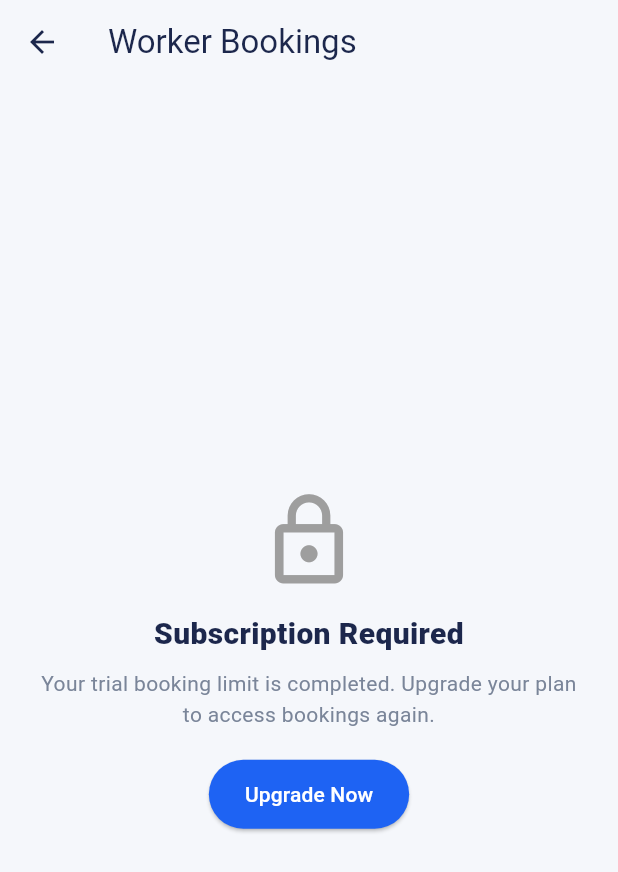
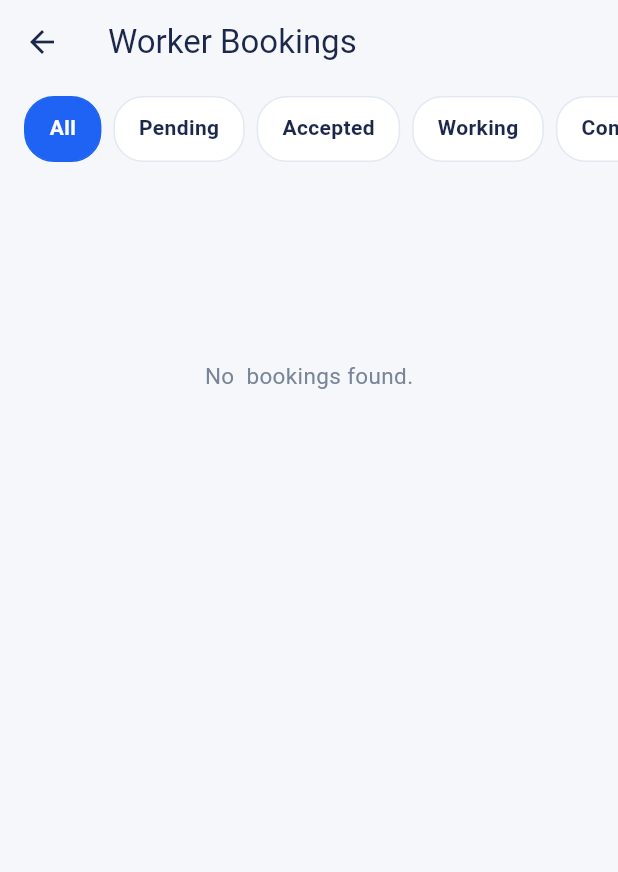
Before and after one commit to hibabinth/labourservices_marketplace, a Flutter app: the WorkerBookingScreen screen opened directly, on a phone screen of 412 x 824 dp. Shown: the top 872 px of the screen. Run offline on Flutter 3.47's test engine with Material 3 defaults, Android fonts, the phone set to English and light mode, and no system bars; our stand-ins replace flutter_dotenv, google_sign_in, image_picker, supabase_flutter; accounts and stored records are empty.

```diff
--- a/lib/features/worker/view/worker_booking_screen.dart
+++ b/lib/features/worker/view/worker_booking_screen.dart
@@ -1,7 +1,6 @@
 import 'package:flutter/material.dart';
 import 'package:labour_service/features/worker/viewmodel/worker_booking_viewmodel.dart';
 import 'package:provider/provider.dart';
-import '../../auth/viewmodel/auth_viewmodel.dart';
 
 class WorkerBookingScreen extends StatefulWidget {
   const WorkerBookingScreen({super.key});
@@ -23,15 +22,8 @@ class _WorkerBookingScreenState extends State<WorkerBookingScreen> {
   @override
   void initState() {
     super.initState();
-    WidgetsBinding.instance.addPostFrameCallback((_) async {
-      await context.read<AuthViewModel>().loadWorkerSubscription();
-
-      if (!mounted) return;
-
-      final authVm = context.read<AuthViewModel>();
-      if (authVm.canUseWorkerFeatures) {
-        context.read<WorkerBookingViewModel>().loadWorkerBookings();
-      }
+    WidgetsBinding.instance.addPostFrameCallback((_) {
+      context.read<WorkerBookingViewModel>().loadWorkerBookings();
     });
   }
 
@@ -74,20 +66,9 @@ class _WorkerBookingScreenState extends State<WorkerBookingScreen> {
     required String status,
     required String failMessage,
   }) async {
-    final authVm = context.read<AuthViewModel>();
-
-    if (!authVm.canUseWorkerFeatures) {
-      ScaffoldMessenger.of(context).showSnackBar(
-        const SnackBar(content: Text('Subscription required to continue')),
-      );
-      return;
-    }
-
     final ok = await vm.updateStatus(bookingId: bookingId, status: status);
 
     if (!mounted) return;
-
-    await context.read<AuthViewModel>().loadWorkerSubscription();
 
     ScaffoldMessenger.of(context).showSnackBar(
       SnackBar(
@@ -95,76 +76,6 @@ class _WorkerBookingScreenState extends State<WorkerBookingScreen> {
           ok
               ? 'Booking updated successfully'
               : (vm.errorMessage ?? failMessage),
-        ),
-      ),
-    );
-  }
-
-  Widget _buildSubscriptionRequiredView(BuildContext context) {
-    return Scaffold(
-      backgroundColor: const Color(0xFFF5F7FB),
-      appBar: AppBar(
-        backgroundColor: const Color(0xFFF5F7FB),
-        elevation: 0,
-        title: const Text(
-          'Worker Bookings',
-          style: TextStyle(color: Color(0xFF1C274C)),
-        ),
-        iconTheme: const IconThemeData(color: Color(0xFF1C274C)),
-      ),
-      body: Center(
-        child: Padding(
-          padding: const EdgeInsets.all(24),
-          child: Column(
-            mainAxisAlignment: MainAxisAlignment.center,
-            children: [
-              const Icon(Icons.lock_outline, size: 68, color: Colors.grey),
-              const SizedBox(height: 14),
-              const Text(
-                'Subscription Required',
-                textAlign: TextAlign.center,
-                style: TextStyle(
-                  fontSize: 20,
-                  fontWeight: FontWeight.w800,
-                  color: Color(0xFF1C274C),
-                ),
-              ),
-              const SizedBox(height: 8),
-              const Text(
-                'Your trial booking limit is completed. Upgrade your plan to access bookings again.',
-                textAlign: TextAlign.center,
-                style: TextStyle(
-                  fontSize: 14,
-                  color: Color(0xFF7A8599),
-                  height: 1.5,
-                ),
-              ),
-              const SizedBox(height: 18),
-              ElevatedButton(
-                onPressed: () async {
-                  await Navigator.pushNamed(context, '/worker-subscription');
-                  if (!mounted) return;
-
-                  await context.read<AuthViewModel>().loadWorkerSubscription();
-
-                  if (context.read<AuthViewModel>().canUseWorkerFeatures) {
-                    await context
-                        .read<WorkerBookingViewModel>()
-                        .loadWorkerBookings();
-                  }
-                },
-                style: ElevatedButton.styleFrom(
-                  backgroundColor: const Color(0xFF1E63F3),
-                  foregroundColor: Colors.white,
-                  padding: const EdgeInsets.symmetric(
-                    horizontal: 24,
-                    vertical: 13,
-                  ),
-                ),
-                child: const Text('Upgrade Now'),
-              ),
-            ],
-          ),
         ),
       ),
     );
@@ -262,11 +173,6 @@ class _WorkerBookingScreenState extends State<WorkerBookingScreen> {
   @override
   Widget build(BuildContext context) {
     final vm = context.watch<WorkerBookingViewModel>();
-    final authVm = context.watch<AuthViewModel>();
-
-    if (!authVm.canUseWorkerFeatures) {
-      return _buildSubscriptionRequiredView(context);
-    }
 
     return Scaffold(
       backgroundColor: const Color(0xFFF5F7FB),
@@ -331,15 +237,8 @@ class _WorkerBookingScreenState extends State<WorkerBookingScreen> {
             const SizedBox(height: 12),
             Expanded(
               child: RefreshIndicator(
-                onRefresh: () async {
-                  await context.read<AuthViewModel>().loadWorkerSubscription();
-
-                  if (!context.read<AuthViewModel>().canUseWorkerFeatures) {
-                    return;
-                  }
-
-                  await vm.loadWorkerBookings(status: vm.selectedStatus);
-                },
+                onRefresh: () =>
+                    vm.loadWorkerBookings(status: vm.selectedStatus),
                 child: vm.isLoading
                     ? const Center(child: CircularProgressIndicator())
                     : vm.bookings.isEmpty
```
Also changed, not shown: lib/features/worker/view/worker_home_screen.dart (+29 -100 lines), 3 other files.
